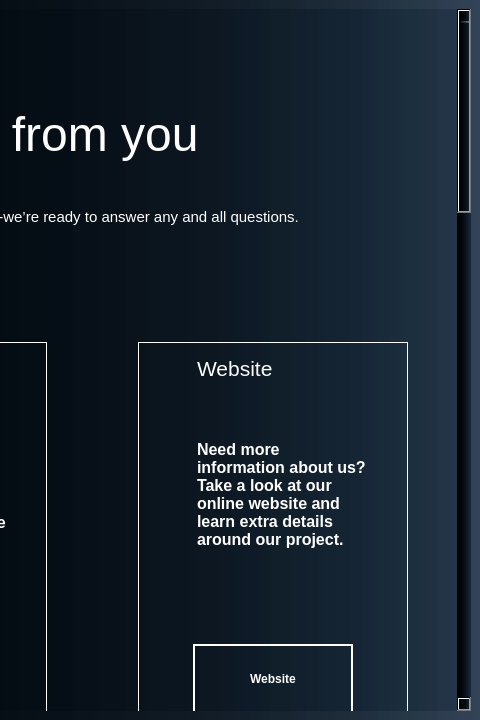
Rem-Ihu/rem-ng-assist, file mainwindow.ui: the form before one commit; both pictures show x 800 to 1280 and y 0 to 720 of the 1280 by 720 pixel window.
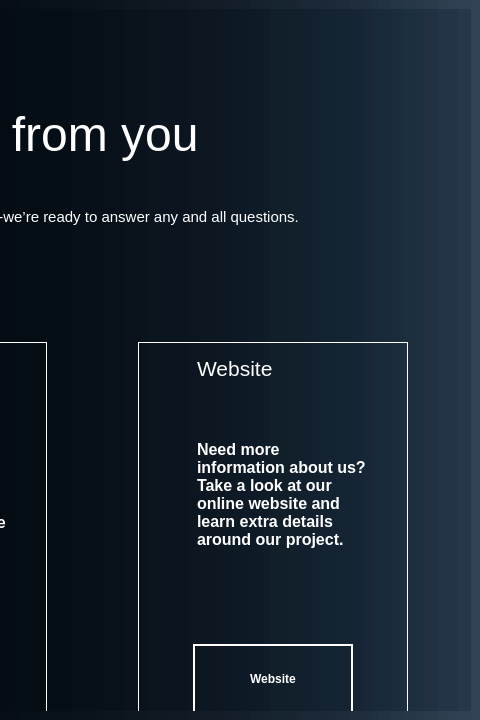
The form after the commit. Icons and pictures are not drawn.

Commit message: FINISHED CONTACT PAGE

```diff
--- a/mainwindow.ui
+++ b/mainwindow.ui
@@ -4643,7 +4643,7 @@
            <string notr="true">border:none;</string>
           </property>
           <property name="verticalScrollBarPolicy">
-           <enum>Qt::ScrollBarAlwaysOn</enum>
+           <enum>Qt::ScrollBarAlwaysOff</enum>
           </property>
           <property name="horizontalScrollBarPolicy">
            <enum>Qt::ScrollBarAlwaysOff</enum>
@@ -4655,7 +4655,7 @@
            <property name="geometry">
             <rect>
              <x>0</x>
-             <y>-573</y>
+             <y>-698</y>
              <width>1286</width>
              <height>2415</height>
             </rect>
```
